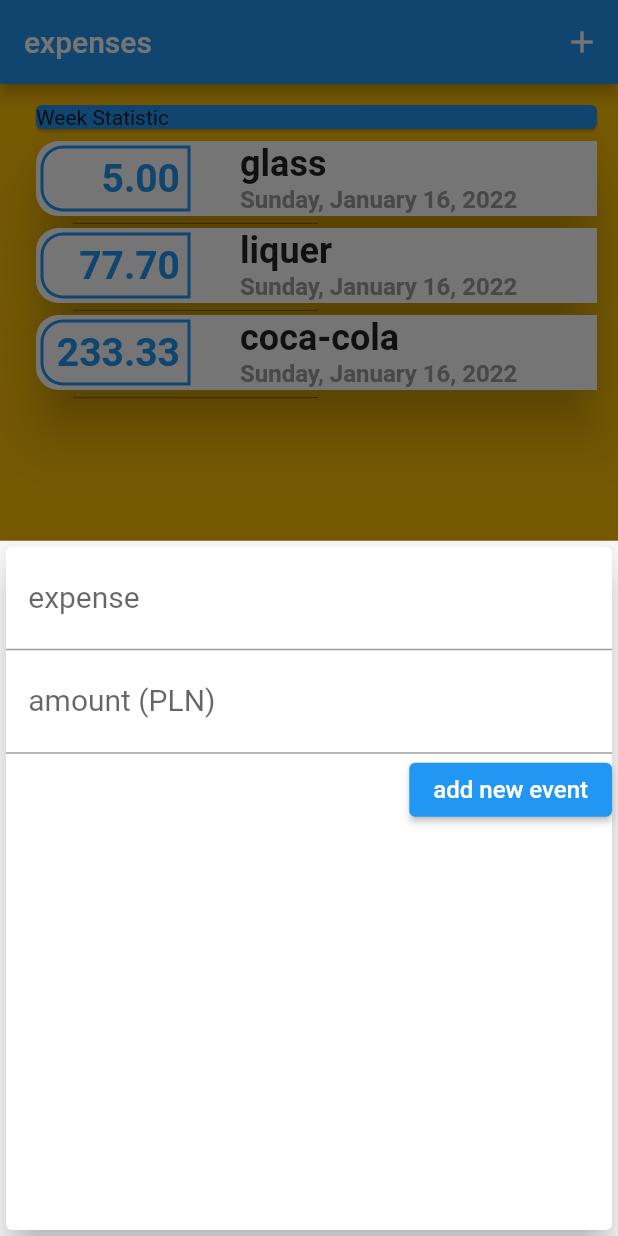
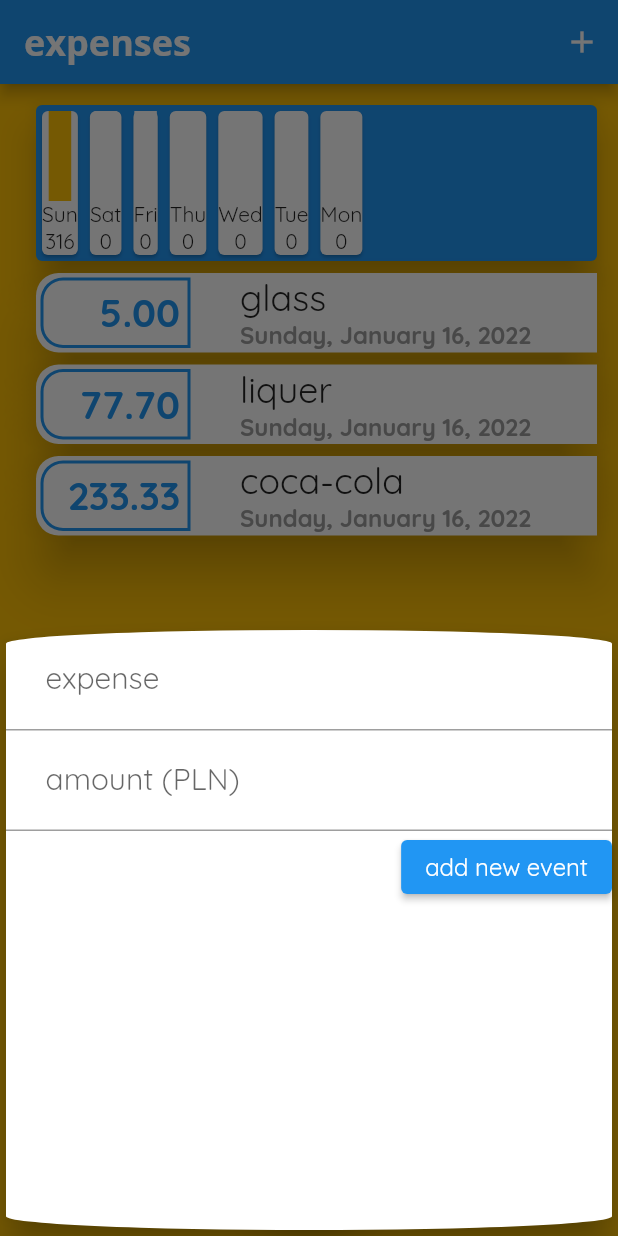
Before and after one commit to emil3time/flutter_expenses_app, a Flutter app: the screen it shows after launch, after a tap on the "add" icon, on a phone screen of 412 x 824 dp. Run offline on Flutter 3.47's test engine with Material 2 defaults, Android fonts, the phone set to English and light mode, and no system bars.

Commit message:
add UI chart_bar and chart logic

```diff
--- a/lib/home.dart
+++ b/lib/home.dart
@@ -1,4 +1,5 @@
 import 'package:flutter/material.dart';
+import 'package:flutter_expenses_app/widget/chart_widget.dart';
 
 import './widget/input_card_widget.dart';
 import './widget/expenses_list_widget.dart';
@@ -31,6 +32,12 @@ class _HomeAppState extends State<HomeApp> {
     ),
   ];
 
+  List<ExpensesEventModel> get _lastWeekTransactions {
+    return _events.where((element) {
+      return element.time.isAfter(DateTime.now().subtract(Duration(days: 7)));
+    }).toList();
+  }
+
   void _addNewEvent(String newName, double newPrice) {
     final newEvent = ExpensesEventModel(
       id: DateTime.now(),
@@ -45,6 +52,9 @@ class _HomeAppState extends State<HomeApp> {
 
   startAddNewEvent(parentContext) {
     showModalBottomSheet(
+        shape:
+            RoundedRectangleBorder(borderRadius: BorderRadius.circular(15.0)),
+        backgroundColor: Colors.transparent,
         context: (parentContext),
         builder: (contextMBS) {
           return InputCardWidget(_addNewEvent);
@@ -84,10 +94,7 @@ class _HomeAppState extends State<HomeApp> {
             child: Column(
               crossAxisAlignment: CrossAxisAlignment.stretch,
               children: [
-                Card(
-                  color: Colors.blue,
-                  child: Text('Week Statistic'),
-                ),
+                Chart(lastWeekTransactionsA: _lastWeekTransactions),
                 ExpensesListWidget(eventsA: _events),
               ],
             ),
--- a/lib/main.dart
+++ b/lib/main.dart
@@ -9,6 +9,18 @@ class MyApp extends StatelessWidget {
   @override
   Widget build(BuildContext context) {
     return MaterialApp(
+      theme: ThemeData(
+        primarySwatch: Colors.blue,
+        // primaryColor: Colors.amber,
+        // colorScheme: ColorScheme.fromSwatch().copyWith(secondary: Colors.blue),
+        fontFamily: 'Quicksand',
+        appBarTheme: AppBarTheme(
+          titleTextStyle: const TextStyle().copyWith(
+              fontFamily: 'OpenSans',
+              fontSize: 24,
+              fontWeight: FontWeight.bold),
+        ),
+      ),
       title: 'EXPENSES APP',
       home: HomeApp(),
     );
--- /dev/null
+++ b/lib/widget/chart_bar_widget.dart
@@ -0,0 +1,43 @@
+import 'package:flutter/material.dart';
+
+class ChartBar extends StatelessWidget {
+  final String dayLabel;
+  final double dayAmount;
+  double procOfTotalWeekAmount;
+
+  ChartBar(
+      {required this.dayLabel,
+      required this.dayAmount,
+      required this.procOfTotalWeekAmount});
+
+  @override
+  Widget build(BuildContext context) {
+    return (Card(
+      child: Column(
+        children: [
+          Container(
+            child: Stack(
+              children: [
+                Container(
+                  height: 60,
+                  width: 15,
+                  color: Colors.white,
+                  child: FractionallySizedBox(
+                    heightFactor: procOfTotalWeekAmount,
+                    child: Container(
+                      decoration: BoxDecoration(
+                        color: Colors.amber,
+                      ),
+                    ),
+                  ),
+                )
+              ],
+            ),
+          ),
+          Text(dayLabel),
+          Text(dayAmount.toStringAsFixed(0)),
+        ],
+      ),
+    ));
+  }
+}
--- /dev/null
+++ b/lib/widget/chart_widget.dart
@@ -0,0 +1,67 @@
+import 'package:flutter/material.dart';
+import 'package:flutter_expenses_app/widget/chart_bar_widget.dart';
+import 'package:intl/intl.dart';
+import '../model/expenses_event_model.dart';
+
+class Chart extends StatelessWidget {
+  List<ExpensesEventModel> lastWeekTransactionsA;
+  Chart({required this.lastWeekTransactionsA});
+
+  List<Map<String, Object>> get allWeekTransactions {
+    return List.generate(7, (index) {
+      final lastDayTransactions = DateTime.now().subtract(
+        Duration(days: index),
+      );
+      var allDayAmount = 0.0;
+
+      for (var i = 0; i < lastWeekTransactionsA.length; i++) {
+        if (lastWeekTransactionsA[i].time.day == lastDayTransactions.day &&
+            lastWeekTransactionsA[i].time.month == lastDayTransactions.month &&
+            lastWeekTransactionsA[i].time.year == lastDayTransactions.year) {
+          allDayAmount += lastWeekTransactionsA[i].price;
+        }
+      }
+
+      return {
+        'day': DateFormat.E().format(lastDayTransactions),
+        'amount': allDayAmount
+      };
+    }).toList();
+  }
+
+  double get totalMoneySpend {
+    return allWeekTransactions.fold(0.0, (sum, item) {
+      return (sum + (item['amount'] as double));
+    });
+  }
+
+  @override
+  Widget build(BuildContext context) {
+    return Card(
+      color: Colors.blue,
+      elevation: 10,
+      child: Row(
+        children: [
+          ...allWeekTransactions.map((e) => ChartBar(
+              dayLabel: (e['day'] as String),
+              dayAmount: (e['amount'] as double),
+              procOfTotalWeekAmount: totalMoneySpend == 0.0
+                  ? 0.0
+                  : (e['amount'] as double) / totalMoneySpend))
+        ],
+      ),
+    );
+  }
+}
+// ...allWeekTransactions
+//     .map((e) => Stack(children: [
+// Container(
+// child: Column(
+// children: [
+// Text((e['day'] as String)),
+// Text((e['amount'] as String))
+// ],
+// ),
+// ),
+// ]))
+// .toList()
--- a/lib/widget/expenses_list_widget.dart
+++ b/lib/widget/expenses_list_widget.dart
@@ -53,9 +53,9 @@ class ExpensesListWidget extends StatelessWidget {
                         Text(
                           eventsA[index].name,
                           style: TextStyle(
-                            fontWeight: FontWeight.bold,
-                            fontSize: 24,
-                          ),
+                              fontWeight: FontWeight.w500,
+                              fontSize: 24,
+                              fontFamily: 'Quicksand'),
                         ),
                         Text(
                           DateFormat.yMMMMEEEEd().format(eventsA[index].time),
--- a/lib/widget/input_card_widget.dart
+++ b/lib/widget/input_card_widget.dart
@@ -28,7 +28,11 @@ class _InputCardWidgetState extends State<InputCardWidget> {
   @override
   Widget build(BuildContext context) {
     return Card(
+      shape: RoundedRectangleBorder(
+          borderRadius: BorderRadius.all(Radius.elliptical(222, 10))),
       elevation: 10,
+      child: SizedBox(
+        height: 400,
         child: Column(
           children: [
             TextField(
@@ -37,6 +41,7 @@ class _InputCardWidgetState extends State<InputCardWidget> {
               keyboardType: TextInputType.text,
               controller: nameController,
               decoration: InputDecoration(
+                  contentPadding: EdgeInsets.all(10.0),
                   labelText: '   expense  ',
                   labelStyle: TextStyle(
                     fontSize: 20,
@@ -48,6 +53,7 @@ class _InputCardWidgetState extends State<InputCardWidget> {
               keyboardType: TextInputType.number,
               controller: priceController,
               decoration: InputDecoration(
+                  contentPadding: EdgeInsets.all(10.0),
                   labelText: '   amount (PLN)',
                   labelStyle: TextStyle(
                     fontSize: 20,
@@ -68,6 +74,7 @@ class _InputCardWidgetState extends State<InputCardWidget> {
             ),
           ],
         ),
+      ),
     );
   }
 }
```
Also changed, not shown: pubspec.yaml (+12 -12 lines), assets/fonts/OpenSans-Bold.ttf (added), assets/fonts/OpenSans-Regular.ttf (added), assets/fonts/Quicksand-Bold.ttf (added), assets/fonts/Quicksand-Light.ttf (added), assets/fonts/Quicksand-Medium.ttf (added), assets/fonts/Quicksand-Regular.ttf (added). Lines whose indentation alone changed are shown as unchanged.
